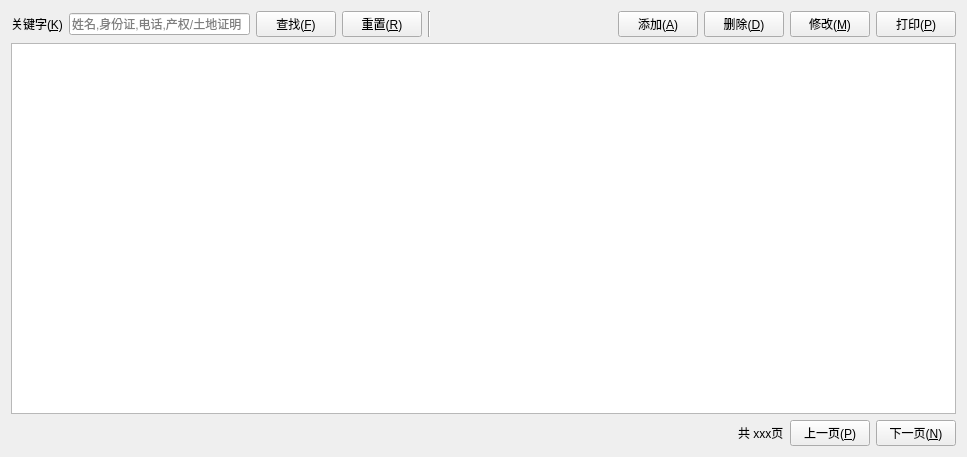
Above: regbclt/ui/MemberManageView.ui from samwellzuk/regbook before the change. Below: the same form after it.
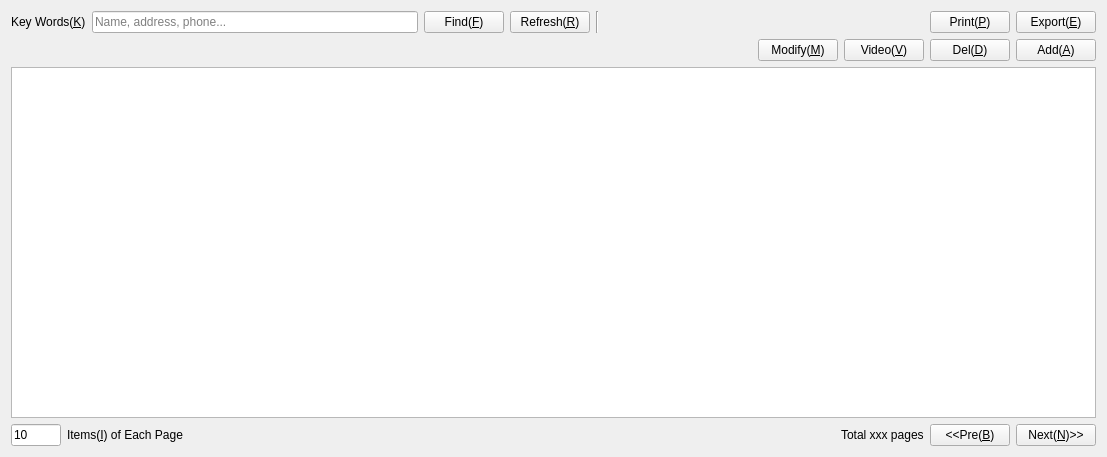
That is the form after the change.

The edit to the form file:
```diff
--- a/regbclt/ui/MemberManageView.ui
+++ b/regbclt/ui/MemberManageView.ui
@@ -6,7 +6,7 @@
    <rect>
     <x>0</x>
     <y>0</y>
-    <width>967</width>
+    <width>1107</width>
     <height>457</height>
    </rect>
   </property>
@@ -19,7 +19,7 @@
      <item>
       <widget class="QLabel" name="keywordLabel">
        <property name="text">
-        <string>关键字(&amp;K)</string>
+        <string>Key Words(&amp;K)</string>
        </property>
        <property name="buddy">
         <cstring>keywordEdit</cstring>
@@ -29,21 +29,21 @@
      <item>
       <widget class="QLineEdit" name="keywordEdit">
        <property name="placeholderText">
-        <string>姓名,身份证,电话,产权/土地证明</string>
+        <string>Name, address, phone...</string>
        </property>
       </widget>
      </item>
      <item>
       <widget class="QPushButton" name="findButton">
        <property name="text">
-        <string>查找(&amp;F)</string>
+        <string>Find(&amp;F)</string>
        </property>
       </widget>
      </item>
      <item>
       <widget class="QPushButton" name="refreshButton">
        <property name="text">
-        <string>重置(&amp;R)</string>
+        <string>Refresh(&amp;R)</string>
        </property>
       </widget>
      </item>
@@ -67,31 +67,62 @@
        </property>
       </spacer>
      </item>
-     <item>
-      <widget class="QPushButton" name="addButton">
-       <property name="text">
-        <string>添加(&amp;A)</string>
-       </property>
-      </widget>
-     </item>
-     <item>
-      <widget class="QPushButton" name="delButton">
-       <property name="text">
-        <string>删除(&amp;D)</string>
-       </property>
-      </widget>
-     </item>
-     <item>
-      <widget class="QPushButton" name="modifyButton">
-       <property name="text">
-        <string>修改(&amp;M)</string>
-       </property>
-      </widget>
-     </item>
      <item>
       <widget class="QPushButton" name="printButton">
        <property name="text">
-        <string>打印(&amp;P)</string>
+        <string>Print(&amp;P)</string>
+       </property>
+      </widget>
+     </item>
+     <item>
+      <widget class="QPushButton" name="exportButton">
+       <property name="text">
+        <string>Export(&amp;E)</string>
+       </property>
+      </widget>
+     </item>
+    </layout>
+   </item>
+   <item>
+    <layout class="QHBoxLayout" name="horizontalLayout_3">
+     <item>
+      <spacer name="horizontalSpacer_2">
+       <property name="orientation">
+        <enum>Qt::Horizontal</enum>
+       </property>
+       <property name="sizeHint" stdset="0">
+        <size>
+         <width>40</width>
+         <height>20</height>
+        </size>
+       </property>
+      </spacer>
+     </item>
+     <item>
+      <widget class="QPushButton" name="modifyButton">
+       <property name="text">
+        <string>Modify(&amp;M)</string>
+       </property>
+      </widget>
+     </item>
+     <item>
+      <widget class="QPushButton" name="videoButton">
+       <property name="text">
+        <string>Video(&amp;V)</string>
+       </property>
+      </widget>
+     </item>
+     <item>
+      <widget class="QPushButton" name="delButton">
+       <property name="text">
+        <string>Del(&amp;D)</string>
+       </property>
+      </widget>
+     </item>
+     <item>
+      <widget class="QPushButton" name="addButton">
+       <property name="text">
+        <string>Add(&amp;A)</string>
        </property>
       </widget>
      </item>
@@ -108,10 +139,42 @@
      <property name="selectionBehavior">
       <enum>QAbstractItemView::SelectRows</enum>
      </property>
+     <property name="sortingEnabled">
+      <bool>true</bool>
+     </property>
     </widget>
    </item>
    <item>
     <layout class="QHBoxLayout" name="horizontalLayout">
+     <item>
+      <widget class="QLineEdit" name="pagenumEdit">
+       <property name="maximumSize">
+        <size>
+         <width>50</width>
+         <height>16777215</height>
+        </size>
+       </property>
+       <property name="inputMask">
+        <string>999</string>
+       </property>
+       <property name="text">
+        <string>10</string>
+       </property>
+       <property name="cursorPosition">
+        <number>0</number>
+       </property>
+      </widget>
+     </item>
+     <item>
+      <widget class="QLabel" name="label">
+       <property name="text">
+        <string>Items(&amp;I) of Each Page</string>
+       </property>
+       <property name="buddy">
+        <cstring>pagenumEdit</cstring>
+       </property>
+      </widget>
+     </item>
      <item>
       <spacer name="horizontalSpacer">
        <property name="orientation">
@@ -128,21 +191,21 @@
      <item>
       <widget class="QLabel" name="totalpageLabel">
        <property name="text">
-        <string>共 xxx页</string>
+        <string>Total xxx pages</string>
        </property>
       </widget>
      </item>
      <item>
       <widget class="QPushButton" name="prepageButton">
        <property name="text">
-        <string>上一页(&amp;P)</string>
+        <string>&lt;&lt;Pre(&amp;B)</string>
        </property>
       </widget>
      </item>
      <item>
       <widget class="QPushButton" name="nextpageButton">
        <property name="text">
-        <string>下一页(&amp;N)</string>
+        <string>Next(&amp;N)&gt;&gt;</string>
        </property>
       </widget>
      </item>
```
Left out of the diff: 24 changed lines with no effect on the pictures.
